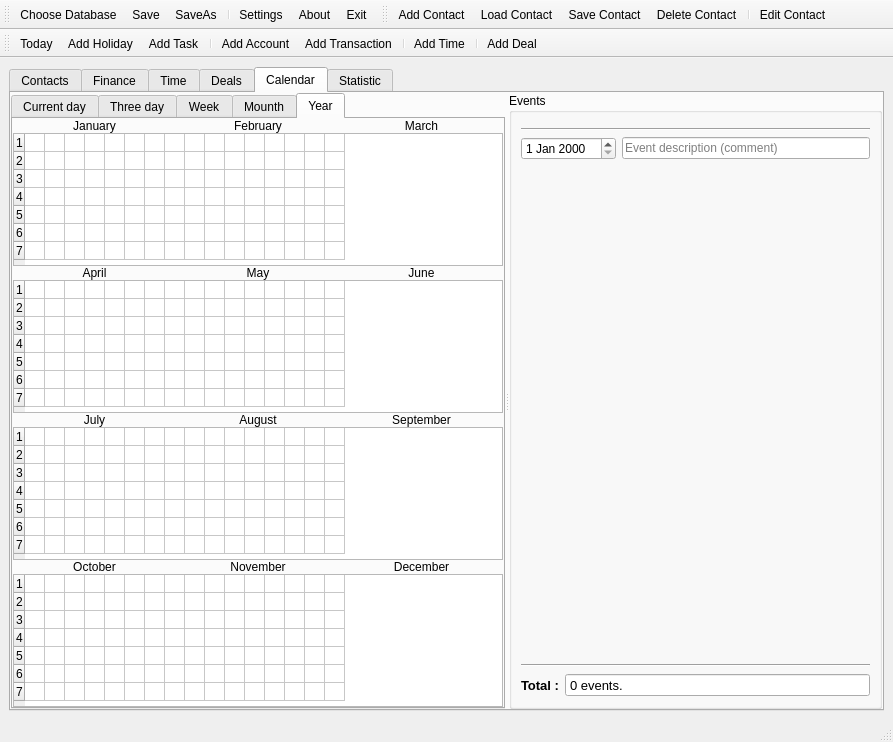
Before: the Qt Designer form trunk/Organizer/OrganizerView.ui in konradlst/Organizer, drawn with Qt 5.
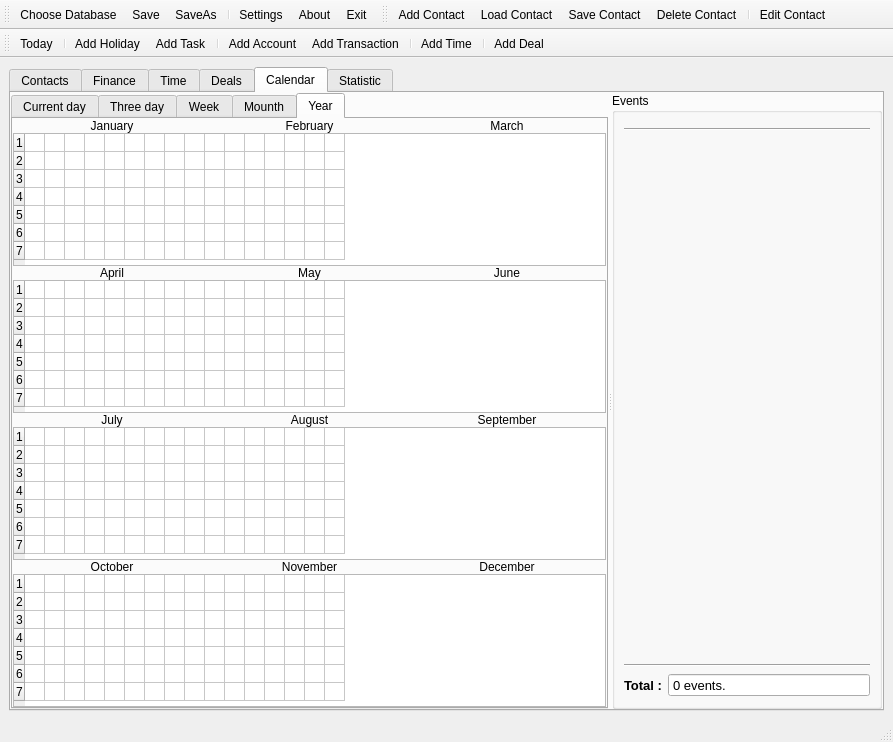
After: the same form once the commit is applied. The open tabs and pages were chosen to show the change. Icons and pictures are not drawn. Custom widgets are drawn as their Qt base class.

Commit message: [FEATURE] add eventView

What changed in the file:
```diff
--- a/trunk/Organizer/OrganizerView.ui
+++ b/trunk/Organizer/OrganizerView.ui
@@ -1531,18 +1531,7 @@
           </widget>
          </item>
          <item>
-          <layout class="QHBoxLayout" name="hLayoutEvent">
-           <item>
-            <widget class="QDateEdit" name="deEventDate"/>
-           </item>
-           <item>
-            <widget class="QLineEdit" name="leEventDescription">
-             <property name="placeholderText">
-              <string>Event description (comment)</string>
-             </property>
-            </widget>
-           </item>
-          </layout>
+          <widget class="EventView" name="eventView_1" native="true"/>
          </item>
          <item>
           <spacer name="vSpacerEvents">
@@ -2864,6 +2853,7 @@
     <bool>true</bool>
    </attribute>
    <addaction name="actionToday"/>
+   <addaction name="separator"/>
    <addaction name="actionAddHoliday"/>
    <addaction name="actionAdd_Task"/>
    <addaction name="separator"/>
@@ -3094,6 +3084,12 @@
    <header>./Views/dateView.h</header>
    <container>1</container>
   </customwidget>
+  <customwidget>
+   <class>EventView</class>
+   <extends>QWidget</extends>
+   <header>./Views/eventView.h</header>
+   <container>1</container>
+  </customwidget>
  </customwidgets>
  <resources>
   <include location="res.qrc"/>
```
Left out of the diff: 4 changed lines with no effect on the pictures. The commit also changes 6 other files.
